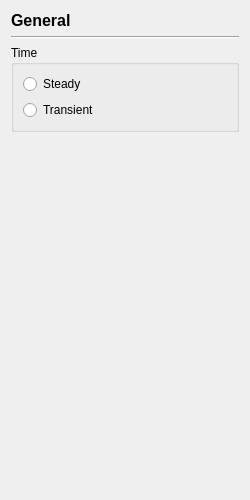
This is view/setup/general/general_page.ui in nextfoam/baram as Qt 5 draws it before an edit. The edited form follows.
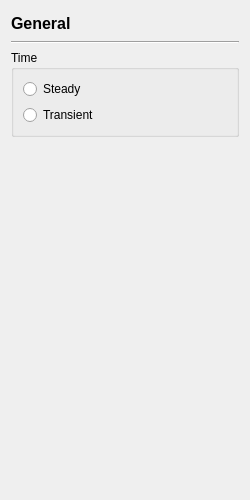
This is the edited form.

Commit message: title widget 크기 변경

What changed in the file:
```diff
--- a/view/setup/general/general_page.ui
+++ b/view/setup/general/general_page.ui
@@ -27,7 +27,13 @@
   </property>
   <layout class="QVBoxLayout" name="verticalLayout_2">
    <item>
-    <widget class="QLabel" name="label">
+    <widget class="QLabel" name="title">
+     <property name="minimumSize">
+      <size>
+       <width>0</width>
+       <height>24</height>
+      </size>
+     </property>
      <property name="font">
       <font>
        <pointsize>12</pointsize>
```
The commit also changes 5 other files.
